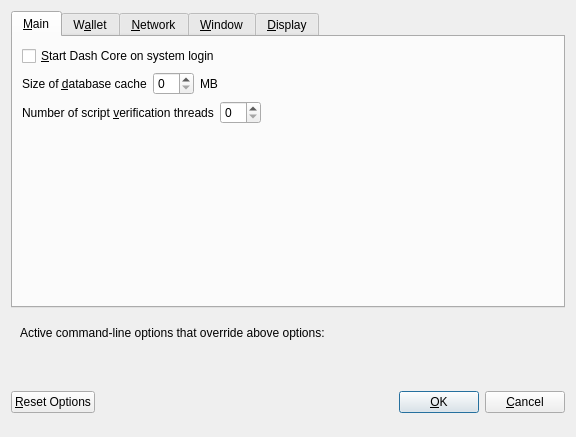
This is src/qt/forms/optionsdialog.ui in BitcoinFlash/BitcoinFlash as Qt 5 draws it before an edit. The edited form follows.
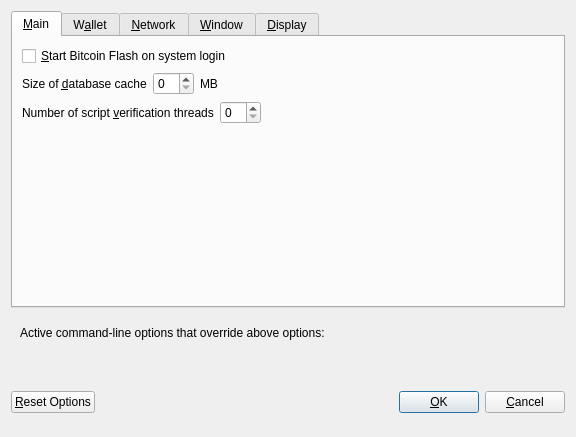
This is the edited form. Custom widgets are drawn as their Qt base class.

Diff of the .ui file:
```diff
--- a/src/qt/forms/optionsdialog.ui
+++ b/src/qt/forms/optionsdialog.ui
@@ -33,7 +33,7 @@
           <string>Automatically start Dash Core after logging in to the system.</string>
          </property>
          <property name="text">
-          <string>&amp;Start Dash Core on system login</string>
+          <string>&amp;Start Bitcoin Flash on system login</string>
          </property>
         </widget>
        </item>
```
Left out of the diff: 10 changed lines with no effect on the pictures.
